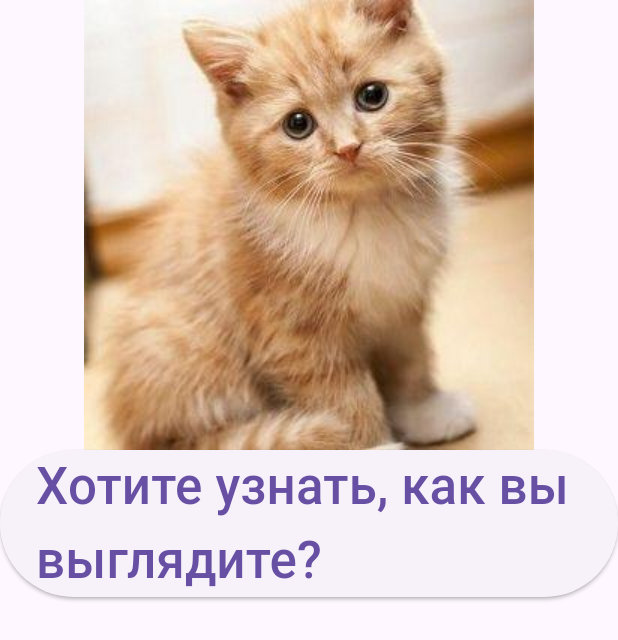
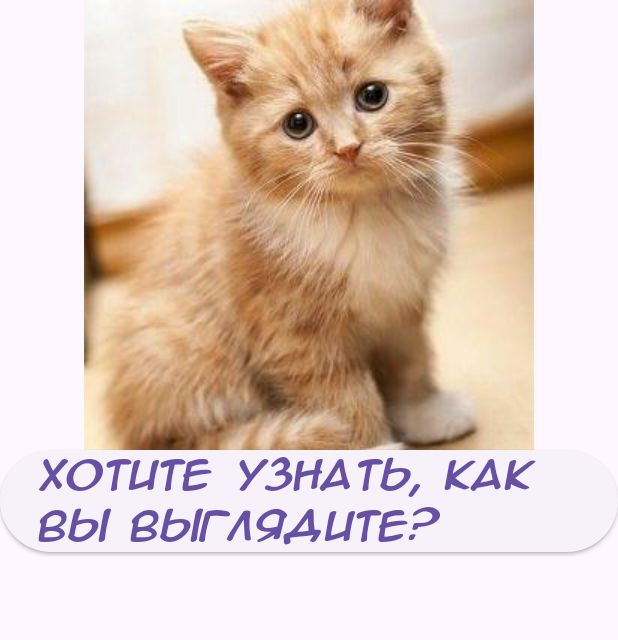
Before and after one commit to MatveyBashirov/Practice_Flutter, a Flutter app: the screen it shows after launch, on a phone screen of 412 x 824 dp. Shown: the top 640 px of the screen. Run offline on Flutter 3.47's test engine with Material 3 defaults, Android fonts, the phone set to English and light mode, and no system bars.

Commit message:
fonts feature added

```diff
--- a/my_app/my_app/lib/main.dart
+++ b/my_app/my_app/lib/main.dart
@@ -17,6 +17,7 @@ class _MyClassState extends State<MyClass> {
   String currentText = "Хотите узнать, как вы выглядите?";
   List<String> endings = [" чудесно!", " волшебно!", " шикарно!"];
   List<String> images = ["assets/images/cat1.jpeg", "assets/images/cat2.jpg", "assets/images/cat3.jpg"];
+  List<String> fonts = ['TrueType', 'OpenType', 'TenorSans'];
   int index = 0;
 
   @override
@@ -30,7 +31,7 @@ class _MyClassState extends State<MyClass> {
               currentText = "Вы выглядите${endings[index]}";
             });
           },
-          child: Text(currentText, style: TextStyle(fontSize: 34)))
+          child: Text(currentText, style: TextStyle(fontFamily: fonts[index], fontSize: 24)))
     ]);
   }
 }
```
Also changed, not shown: my_app/my_app/pubspec.yaml (+10 -1 lines), images/fonts_added/fonts1.JPG (added), images/fonts_added/fonts2.JPG (added), my_app/my_app/fonts/animeAce.ttf (added), my_app/my_app/fonts/lilita.otf (added), my_app/my_app/fonts/tenorSans.ttf (added).
